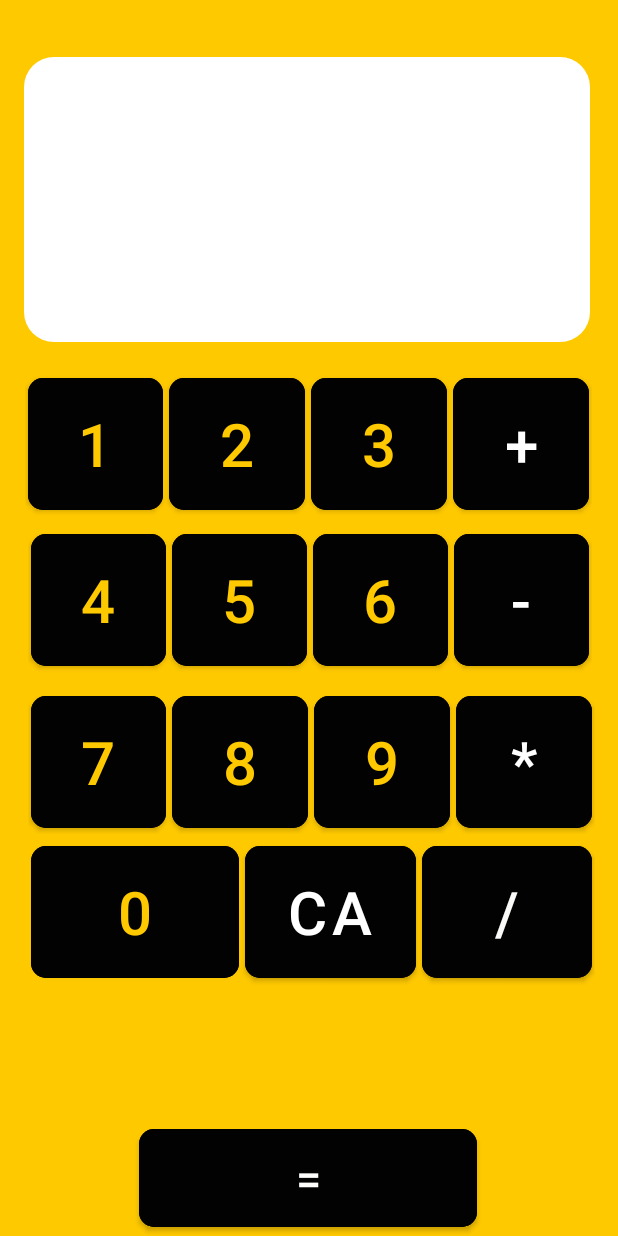
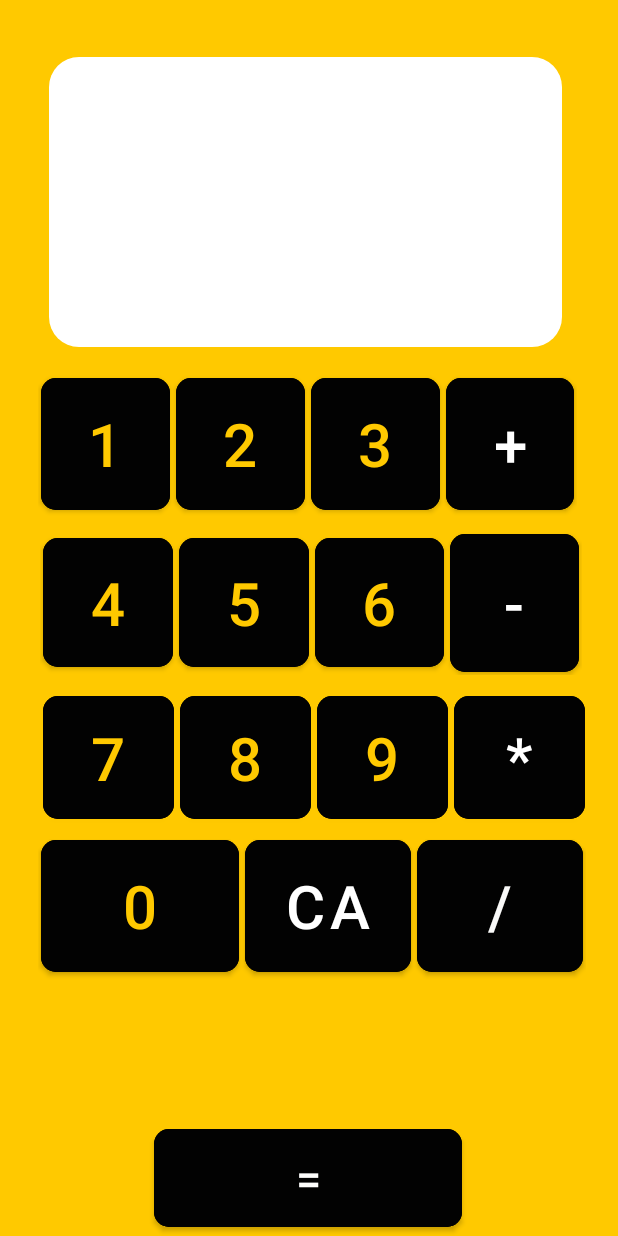
Before and after one commit to VishwasDubey150/My-calculator, an Android app: the screen it shows after launch (MainActivity), on a phone screen of 412 x 824 dp. Run offline under Robolectric (Android 15) with nearby library versions, the phone set to English and light mode, and no system bars.

Commit message:
last on xml

```diff
--- a/app/src/main/res/layout/activity_main.xml
+++ b/app/src/main/res/layout/activity_main.xml
@@ -9,12 +9,12 @@
 
     <TextView
         android:id="@+id/tvinput"
-        android:layout_width="377dp"
-        android:layout_height="190dp"
+        android:layout_width="342dp"
+        android:layout_height="193dp"
         android:background="@drawable/bg_et"
+        android:gravity="bottom|right"
+        android:padding="10sp"
         android:textColor="@color/black"
-        android:padding="10sp"
-        android:gravity="bottom|right"
         android:textSize="35sp"
         app:layout_constraintBottom_toBottomOf="parent"
         app:layout_constraintEnd_toEndOf="parent"
@@ -24,8 +24,8 @@
         app:layout_constraintVertical_bias="0.06" />
 
     <LinearLayout
-        android:layout_width="398dp"
-        android:layout_height="107dp"
+        android:layout_width="379dp"
+        android:layout_height="105dp"
         android:layout_marginTop="244dp"
         android:background="#050505"
         android:backgroundTint="#FFC900"
@@ -55,38 +55,37 @@
         <Button
 
             android:id="@+id/button2"
-            android:onClick="digit"
+            android:layout_width="wrap_content"
 
-            app:cornerRadius="10dp"
-            android:layout_width="wrap_content"
             android:layout_height="wrap_content"
             android:layout_margin="2dp"
             android:layout_weight="1"
             android:height="100dp"
             android:backgroundTint="#020202"
+            android:onClick="digit"
             android:text="2"
             android:textColor="#FFC900"
-            android:textSize="40sp" />
+            android:textSize="40sp"
+            app:cornerRadius="10dp" />
 
         <Button
             android:id="@+id/button3"
-            android:onClick="digit"
+            android:layout_width="wrap_content"
 
-            app:cornerRadius="10dp"
-            android:layout_width="wrap_content"
             android:layout_height="wrap_content"
+            android:layout_margin="2dp"
             android:layout_weight="1"
-            android:layout_margin="2dp"
             android:height="100dp"
             android:backgroundTint="#020202"
+            android:onClick="digit"
             android:text="3"
             android:textColor="#FFC900"
-            android:textSize="40sp" />
+            android:textSize="40sp"
+            app:cornerRadius="10dp" />
 
         <Button
             android:id="@+id/buttonplus"
 
-            app:cornerRadius="10dp"
             android:layout_width="wrap_content"
             android:layout_height="wrap_content"
             android:layout_margin="2dp"
@@ -95,12 +94,13 @@
             android:backgroundTint="#020202"
             android:text="+"
             android:textColor="#FFFFFF"
-            android:textSize="40sp" />
+            android:textSize="40sp"
+            app:cornerRadius="10dp" />
     </LinearLayout>
 
     <LinearLayout
-        android:layout_width="396dp"
-        android:layout_height="104dp"
+        android:layout_width="381dp"
+        android:layout_height="102dp"
         android:layout_marginTop="348dp"
         android:background="#050505"
         android:backgroundTint="#FFC900"
@@ -115,66 +115,66 @@
         <Button
             android:id="@+id/button4"
 
-            app:cornerRadius="10dp"
             android:layout_width="wrap_content"
             android:layout_height="wrap_content"
+            android:layout_margin="2dp"
             android:layout_weight="1"
             android:height="100dp"
             android:backgroundTint="#020202"
+            android:onClick="digit"
             android:text="4"
-            android:onClick="digit"
-            android:layout_margin="2dp"
             android:textColor="#FFC900"
-            android:textSize="40sp" />
+            android:textSize="40sp"
+            app:cornerRadius="10dp" />
 
         <Button
-            android:onClick="digit"
             android:id="@+id/button5"
+            android:layout_width="wrap_content"
 
-            app:cornerRadius="10dp"
-            android:layout_width="wrap_content"
             android:layout_height="wrap_content"
+            android:layout_margin="2dp"
             android:layout_weight="1"
-            android:layout_margin="2dp"
             android:height="100dp"
             android:backgroundTint="#020202"
+            android:onClick="digit"
             android:text="5"
             android:textColor="#FFC900"
-            android:textSize="40sp" />
+            android:textSize="40sp"
+            app:cornerRadius="10dp" />
 
         <Button
             android:id="@+id/button6"
-            android:onClick="digit"
+            android:layout_width="wrap_content"
 
-            app:cornerRadius="10dp"
-            android:layout_width="wrap_content"
             android:layout_height="wrap_content"
+            android:layout_margin="2dp"
             android:layout_weight="1"
-            android:layout_margin="2dp"
             android:height="100dp"
             android:backgroundTint="#020202"
+            android:onClick="digit"
             android:text="6"
             android:textColor="#FFC900"
-            android:textSize="40sp"/>
+            android:textSize="40sp"
+            app:cornerRadius="10dp" />
 
         <Button
             android:id="@+id/buttonminus"
 
             android:layout_width="wrap_content"
-            android:layout_height="wrap_content"
+            android:layout_height="104dp"
+            android:layout_margin="2dp"
             android:layout_weight="1"
-            app:cornerRadius="10dp"
-            android:layout_margin="2dp"
             android:height="100dp"
             android:backgroundTint="#020202"
             android:text="-"
             android:textColor="#FFFFFF"
-            android:textSize="40sp"/>
+            android:textSize="40sp"
+            app:cornerRadius="10dp" />
     </LinearLayout>
 
     <LinearLayout
-        android:layout_width="398dp"
-        android:layout_height="107dp"
+        android:layout_width="385dp"
+        android:layout_height="98dp"
         android:layout_marginTop="456dp"
         android:background="#050505"
 
@@ -189,67 +189,67 @@
 
         <Button
             android:id="@+id/button7"
-            android:onClick="digit"
+            android:layout_width="wrap_content"
 
-            app:cornerRadius="10dp"
-            android:layout_width="wrap_content"
             android:layout_height="wrap_content"
+            android:layout_margin="2dp"
             android:layout_weight="1"
-            android:layout_margin="2dp"
             android:height="100dp"
             android:backgroundTint="#020202"
+            android:onClick="digit"
             android:text="7"
             android:textColor="#FFC900"
-            android:textSize="40sp" />
+            android:textSize="40sp"
+            app:cornerRadius="10dp" />
 
         <Button
             android:id="@+id/button8"
-            android:layout_margin="2dp"
-            android:onClick="digit"
-            app:cornerRadius="10dp"
             android:layout_width="wrap_content"
             android:layout_height="wrap_content"
+            android:layout_margin="2dp"
             android:layout_weight="1"
             android:height="100dp"
             android:backgroundTint="#020202"
+            android:onClick="digit"
             android:text="8"
             android:textColor="#FFC900"
-            android:textSize="40sp" />
+            android:textSize="40sp"
+            app:cornerRadius="10dp" />
 
         <Button
             android:id="@+id/button9"
-            android:layout_margin="2dp"
-            app:cornerRadius="10dp"
             android:layout_width="wrap_content"
             android:layout_height="wrap_content"
+            android:layout_margin="2dp"
             android:layout_weight="1"
             android:height="100dp"
+            android:backgroundTint="#020202"
             android:onClick="digit"
-            android:backgroundTint="#020202"
             android:text="9"
             android:textColor="#FFC900"
-            android:textSize="40sp" />
+            android:textSize="40sp"
+            app:cornerRadius="10dp" />
 
         <Button
             android:id="@+id/buttonmult"
-            android:layout_margin="2dp"
-            app:cornerRadius="10dp"
             android:layout_width="wrap_content"
             android:layout_height="wrap_content"
+            android:layout_margin="2dp"
             android:layout_weight="1"
+            android:height="100dp"
 
-            android:height="100dp"
             android:backgroundTint="#020202"
             android:text="*"
             android:textColor="#FFFFFF"
-            android:textSize="40sp" />
+            android:textSize="40sp"
+            app:cornerRadius="10dp" />
 
     </LinearLayout>
 
     <LinearLayout
-        android:layout_width="398dp"
-        android:layout_height="107dp"
-        android:layout_marginTop="556dp"
+        android:layout_width="385dp"
+        android:layout_height="109dp"
+        android:layout_marginTop="552dp"
         android:background="#050505"
 
         android:backgroundTint="#FFC900"
@@ -257,51 +257,51 @@
         android:paddingLeft="10dp"
         android:paddingRight="10dp"
         app:layout_constraintEnd_toEndOf="parent"
-        app:layout_constraintHorizontal_bias="0.615"
+        app:layout_constraintHorizontal_bias="0.575"
         app:layout_constraintStart_toStartOf="parent"
         app:layout_constraintTop_toTopOf="parent">
 
         <Button
             android:id="@+id/button0"
-            app:cornerRadius="10dp"
-            android:onClick="digit"
             android:layout_width="wrap_content"
             android:layout_height="wrap_content"
+            android:layout_margin="2dp"
             android:layout_weight="2"
             android:height="100dp"
-            android:layout_margin="2dp"
             android:backgroundTint="#020202"
+            android:onClick="digit"
             android:text="0"
             android:textColor="#FFC900"
-            android:textSize="40sp" />
+            android:textSize="40sp"
+            app:cornerRadius="10dp" />
 
         <Button
             android:id="@+id/buttonclr"
-            android:layout_margin="2dp"
-            android:onClick="clear"
-            app:cornerRadius="10dp"
             android:layout_width="wrap_content"
             android:layout_height="wrap_content"
+            android:layout_margin="2dp"
             android:layout_weight="1"
             android:height="100dp"
             android:backgroundTint="#020202"
+            android:onClick="clear"
             android:text="CA"
             android:textColor="#FFFFFF"
-            android:textSize="40sp" />
+            android:textSize="40sp"
+            app:cornerRadius="10dp" />
 
         <Button
             android:id="@+id/buttondiv"
 
-            app:cornerRadius="10dp"
             android:layout_width="wrap_content"
             android:layout_height="wrap_content"
+            android:layout_margin="2dp"
             android:layout_weight="1"
-            android:layout_margin="2dp"
             android:height="100dp"
             android:backgroundTint="#020202"
             android:text="/"
             android:textColor="#FAFAF9"
-            android:textSize="40sp" />
+            android:textSize="40sp"
+            app:cornerRadius="10dp" />
 
     </LinearLayout>
 
@@ -309,7 +309,7 @@
         android:id="@+id/buttoneq"
 
         app:cornerRadius="10dp"
-        android:layout_width="225dp"
+        android:layout_width="205dp"
         android:layout_height="77dp"
         android:height="100dp"
         android:backgroundTint="#020202"
```
